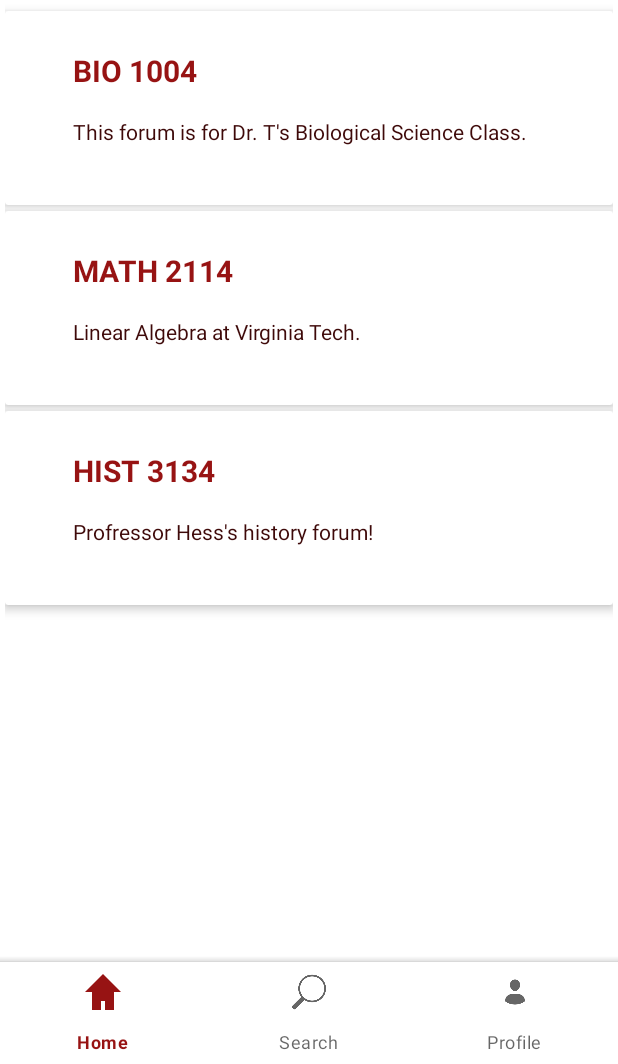
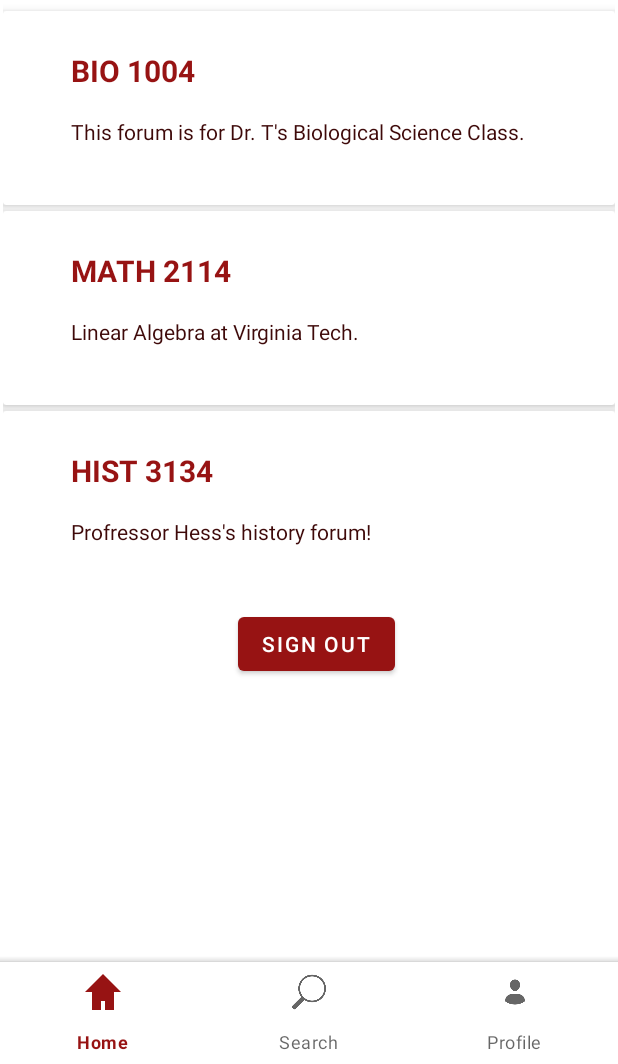
Before and after one commit to sticksung/Tow-Dow, an Android app: the HomeFragment screen opened directly, with no data from a screen before it, on a phone screen of 412 x 824 dp, the part 172-1236 px from its top. Run offline under Robolectric (Android 15) with nearby library versions, the phone set to English and light mode, and no system bars; our stand-ins replace Firebase (no records; nobody signed in at launch, a user with empty details on screens opened directly), navigation-ui.

```diff
--- a/app/build.gradle
+++ b/app/build.gradle
@@ -47,6 +47,7 @@ dependencies {
     implementation 'androidx.legacy:legacy-support-v4:1.0.0'
     implementation 'com.google.firebase:firebase-auth-ktx:21.0.1'
     implementation 'com.google.firebase:firebase-auth:21.0.1'
+    implementation 'com.google.firebase:firebase-database:20.0.3'
     testImplementation 'junit:junit:4.+'
     androidTestImplementation 'androidx.test.ext:junit:1.1.3'
     androidTestImplementation 'androidx.test.espresso:espresso-core:3.4.0'
--- a/app/src/main/java/com/example/towdow/LoginFragment.kt
+++ b/app/src/main/java/com/example/towdow/LoginFragment.kt
@@ -31,6 +31,8 @@ class LoginFragment : Fragment() {
         val bottomNavigationView: BottomNavigationView = requireActivity().findViewById(com.example.towdow.R.id.bottomNavigationView)
         bottomNavigationView.visibility = View.GONE
 
+        auth = Firebase.auth
+
         binding.towDowImage.setImageResource(R.drawable.logo)
         binding.signinButton.setOnClickListener{
             doLogin()
@@ -39,7 +41,7 @@ class LoginFragment : Fragment() {
         binding.signupButton.setOnClickListener{
             view?.findNavController()?.navigate(R.id.action_loginFragment_to_signupFragment)
         }
-        auth = Firebase.auth
+
 
         return v
     }
@@ -87,6 +89,7 @@ class LoginFragment : Fragment() {
     private fun updateUI(currentUser: FirebaseUser?) {
         if (currentUser != null) {
             if (currentUser.isEmailVerified) {
+                Log.d("Is Verified", currentUser.isEmailVerified.toString())
                 view?.findNavController()?.navigate(R.id.action_loginFragment_to_homeFragment)
             }
         }
--- a/app/src/main/res/layout/home_fragment.xml
+++ b/app/src/main/res/layout/home_fragment.xml
@@ -27,8 +27,8 @@
 
         <androidx.recyclerview.widget.RecyclerView
             android:id="@+id/my_forums_list"
-            android:layout_width="405dp"
-            android:layout_height="506dp"
+            android:layout_width="408dp"
+            android:layout_height="380dp"
             android:layout_marginStart="1dp"
             android:layout_marginTop="12dp"
             android:layout_marginEnd="1dp"
@@ -51,5 +51,17 @@
             app:layout_constraintEnd_toEndOf="parent"
             app:layout_constraintTop_toTopOf="parent" />
 
+        <Button
+            android:id="@+id/signout_button"
+            android:layout_width="wrap_content"
+            android:layout_height="wrap_content"
+            android:layout_marginStart="158dp"
+            android:layout_marginTop="23dp"
+            android:layout_marginEnd="148dp"
+            android:text="@string/sign_out"
+            app:layout_constraintEnd_toEndOf="parent"
+            app:layout_constraintStart_toStartOf="parent"
+            app:layout_constraintTop_toBottomOf="@+id/my_forums_list" />
+
     </androidx.constraintlayout.widget.ConstraintLayout>
 </FrameLayout>
--- a/app/src/main/res/layout/profile_fragment.xml
+++ b/app/src/main/res/layout/profile_fragment.xml
@@ -158,7 +158,7 @@
 
     <RelativeLayout
         android:layout_width="match_parent"
-        android:layout_height="match_parent"
+        android:layout_height="563dp"
         android:layout_below="@+id/linlay1"
         android:layout_marginTop="-151dp">
 
--- a/app/src/main/res/layout/search_fragment.xml
+++ b/app/src/main/res/layout/search_fragment.xml
@@ -46,5 +46,6 @@
             android:src="@drawable/ic_launcher_background"
             app:layout_constraintEnd_toEndOf="parent"
             app:layout_constraintTop_toTopOf="parent" />
+
     </androidx.constraintlayout.widget.ConstraintLayout>
 </FrameLayout>
--- a/app/src/main/res/menu/bottom_nav_menu.xml
+++ b/app/src/main/res/menu/bottom_nav_menu.xml
@@ -4,17 +4,17 @@
     <item
         android:id="@+id/home"
         android:icon="@drawable/home1"
-        android:title="Home" />
+        android:title="@string/home" />
 
     <item
         android:id="@+id/Search"
         android:icon="@drawable/search1"
-        android:title="Search" />
+        android:title="@string/search" />
 
 
     <item
         android:id="@+id/Profile"
         android:icon="@drawable/profile1"
-        android:title="Profile" />
+        android:title="@string/profile" />
 
 </menu>
--- a/app/src/main/res/navigation/nav_graph.xml
+++ b/app/src/main/res/navigation/nav_graph.xml
@@ -46,6 +46,9 @@
         <action
             android:id="@+id/action_homeFragment_to_forumCreateFragment"
             app:destination="@id/forumCreateFragment" />
+        <action
+            android:id="@+id/action_homeFragment_to_loginFragment"
+            app:destination="@id/loginFragment" />
     </fragment>
     <fragment
         android:id="@+id/searchFragment"
@@ -100,6 +103,9 @@
         <action
             android:id="@+id/action_forumHomeFragment_to_createCategoryFragment"
             app:destination="@id/createCategoryFragment" />
+        <action
+            android:id="@+id/action_forumHomeFragment_to_loginFragment"
+            app:destination="@id/loginFragment" />
     </fragment>
     <fragment
         android:id="@+id/categoryHomeFragment"
@@ -122,7 +128,11 @@
         android:id="@+id/forumCreateFragment"
         android:name="com.example.towdow.ForumCreateFragment"
         android:label="forum_create_fragment"
-        tools:layout="@layout/forum_create_fragment" />
+        tools:layout="@layout/forum_create_fragment" >
+        <action
+            android:id="@+id/action_forumCreateFragment_to_homeFragment"
+            app:destination="@id/homeFragment" />
+    </fragment>
     <fragment
         android:id="@+id/createPostFragment"
         android:name="com.example.towdow.CreatePostFragment"
--- a/app/src/main/res/values/strings.xml
+++ b/app/src/main/res/values/strings.xml
@@ -33,4 +33,8 @@
     <string name="email">Email</string>
     <string name="email_txt">Email:</string>
     <string name="create_password2">Create Password</string>
+    <string name="sign_out">Sign Out</string>
+    <string name="home">Home</string>
+    <string name="search">Search</string>
+    <string name="profile">Profile</string>
 </resources>
```
Also changed, not shown: app/src/main/java/com/example/towdow/ForumCreateFragment.kt (+45 -3 lines), app/src/main/java/com/example/towdow/HomeFragment.kt (+7 -1 lines), app/src/main/java/com/example/towdow/ProfileFragment.kt (+10 -0 lines), app/src/main/res/layout/forum_create_fragment.xml (+7 -20 lines).
